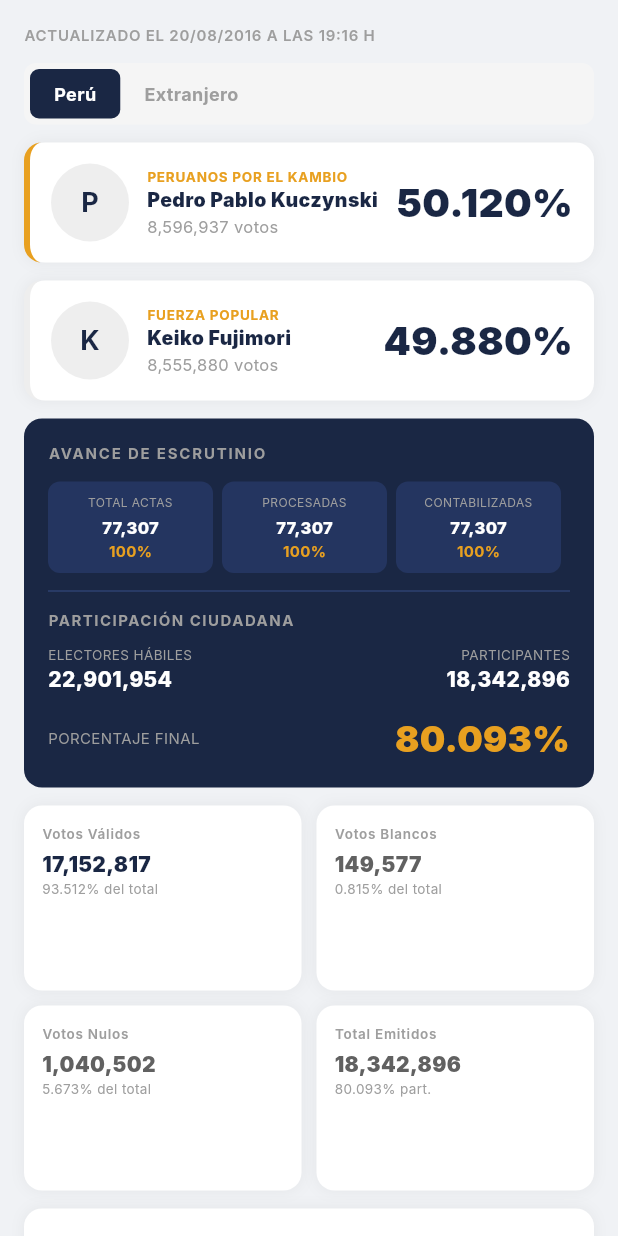
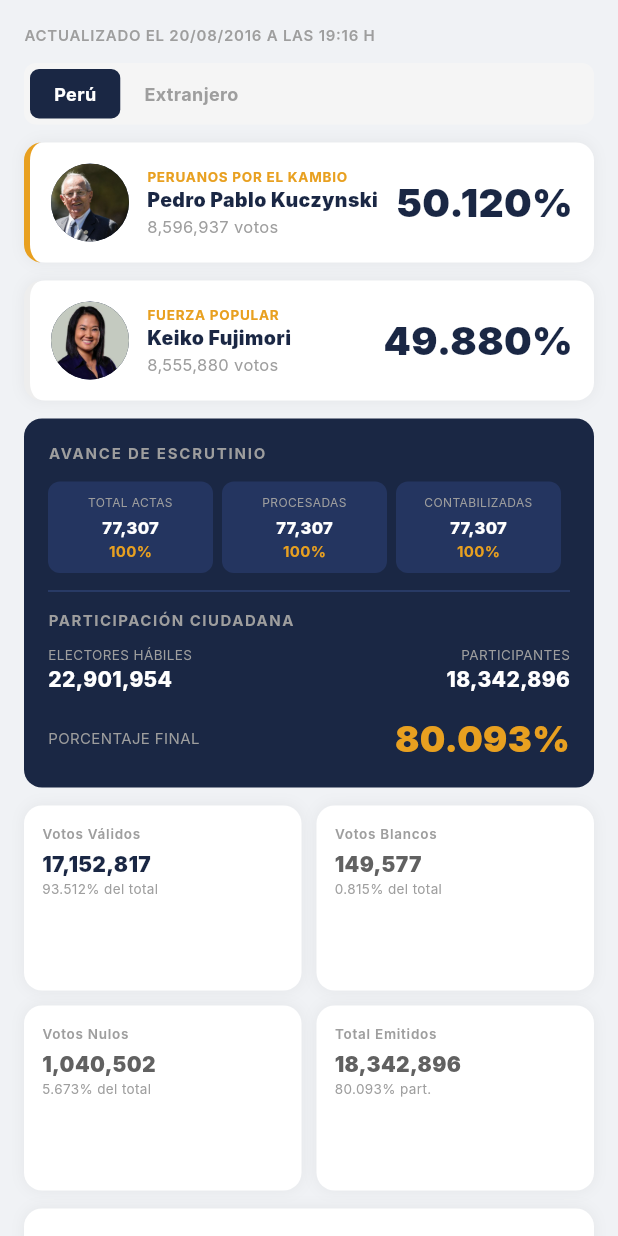
Before and after one commit to Tarias123/Onpe_Flutter, a Flutter app: the _ResultadosPresidenciales widget shown alone on an empty page, opened directly, on a phone screen of 412 x 824 dp. Run offline on Flutter 3.47's test engine with Material 3 defaults, Android fonts, the phone set to English and light mode, and no system bars; Roboto replaces fonts that are missing (Inter).

Commit message:
Agregar fotos reales de candidatos presidenciales
- Fotos de PPK y Keiko Fujimori en assets/images/
- Campo foto en clase Candidato del mock_data
- CircleAvatar actualizado con AssetImage en presidencial_page

```diff
--- a/lib/data/mock_data.dart
+++ b/lib/data/mock_data.dart
@@ -4,6 +4,7 @@
   final double porcentaje;
   final double porcentajeEmitidos;
   final int votos;
+  final String foto;
 
   const Candidato({
     required this.nombre,
@@ -11,6 +12,7 @@
     required this.porcentaje,
     required this.porcentajeEmitidos,
     required this.votos,
+    required this.foto,
   });
 }
 
@@ -26,6 +28,7 @@
     porcentaje: 50.120,
     porcentajeEmitidos: 46.868,
     votos: 8596937,
+    foto: 'assets/images/ppk.png',
   ),
   Candidato(
     nombre: 'Keiko Fujimori',
@@ -33,6 +36,7 @@
     porcentaje: 49.880,
     porcentajeEmitidos: 46.644,
     votos: 8555880,
+    foto: 'assets/images/keiko.png',
   ),
 ];
 
@@ -100,6 +104,7 @@
     porcentaje: 52.180,
     porcentajeEmitidos: 48.524,
     votos: 189016,
+    foto: 'assets/images/ppk.png',
   ),
   Candidato(
     nombre: 'Keiko Fujimori',
@@ -107,6 +112,7 @@
     porcentaje: 47.820,
     porcentajeEmitidos: 44.451,
     votos: 173146,
+    foto: 'assets/images/keiko.png',
   ),
 ];
 
--- a/lib/pages/presidencial_page.dart
+++ b/lib/pages/presidencial_page.dart
@@ -262,8 +262,7 @@
               children: [
                 Row(
                   children: [
-                    CircleAvatar(radius: 22, backgroundColor: Colors.grey[200],
-                        child: Text(c.nombre[0], style: const TextStyle(fontWeight: FontWeight.bold, color: AppColors.navyDark))),
+                    CircleAvatar(radius: 22, backgroundImage: AssetImage(c.foto)),
                     const SizedBox(width: 10),
                     Expanded(
                       child: Column(
@@ -397,8 +396,7 @@
             padding: const EdgeInsets.all(14),
             child: Row(
               children: [
-                CircleAvatar(radius: 26, backgroundColor: Colors.grey[200],
-                    child: Text(c.nombre[0], style: const TextStyle(fontWeight: FontWeight.bold, color: AppColors.navyDark, fontSize: 18))),
+                CircleAvatar(radius: 26, backgroundImage: AssetImage(c.foto)),
                 const SizedBox(width: 12),
                 Expanded(child: Column(crossAxisAlignment: CrossAxisAlignment.start, children: [
                   Text(c.partido.toUpperCase(),
```
Also changed, not shown: pubspec.yaml (+3 -4 lines), assets/images/keiko.png (added), assets/images/ppk.png (added).
